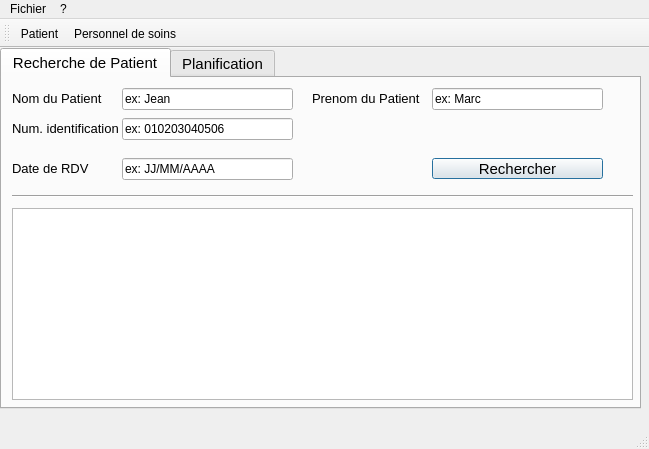
Before: the Qt Designer form QtProject/mainwindow.ui in ThomChar/QTProjectCpp, drawn with Qt 5.
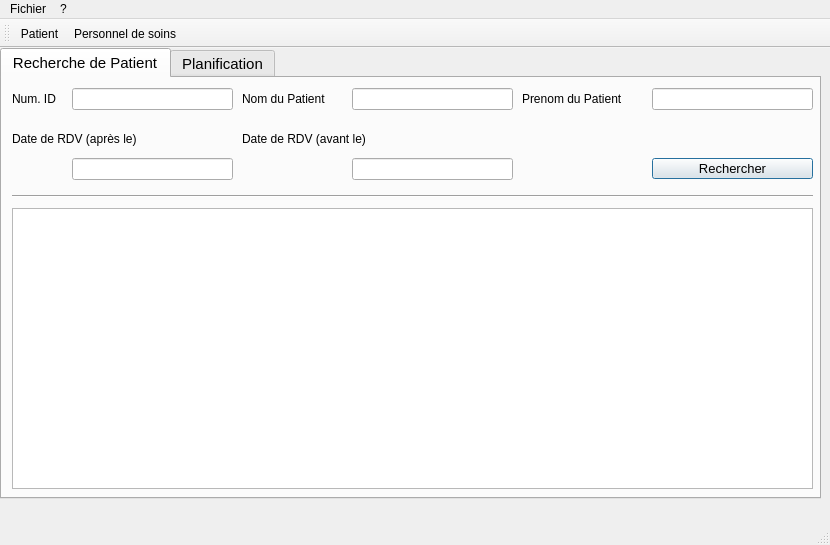
After: the same form once the commit is applied. Icons and pictures are not drawn.

Diff of the .ui file:
```diff
--- a/QtProject/mainwindow.ui
+++ b/QtProject/mainwindow.ui
@@ -6,8 +6,8 @@
    <rect>
     <x>0</x>
     <y>0</y>
-    <width>649</width>
-    <height>449</height>
+    <width>830</width>
+    <height>545</height>
    </rect>
   </property>
   <property name="windowTitle">
@@ -19,8 +19,8 @@
      <rect>
       <x>0</x>
       <y>0</y>
-      <width>641</width>
-      <height>361</height>
+      <width>821</width>
+      <height>451</height>
      </rect>
     </property>
     <property name="font">
@@ -48,7 +48,7 @@
      <widget class="QLabel" name="label_4">
       <property name="geometry">
        <rect>
-        <x>310</x>
+        <x>520</x>
         <y>10</y>
         <width>121</width>
         <height>21</height>
@@ -56,7 +56,7 @@
       </property>
       <property name="font">
        <font>
-        <pointsize>10</pointsize>
+        <pointsize>9</pointsize>
        </font>
       </property>
       <property name="text">
@@ -66,9 +66,9 @@
      <widget class="QLineEdit" name="lineEdit">
       <property name="geometry">
        <rect>
-        <x>120</x>
+        <x>70</x>
         <y>80</y>
-        <width>171</width>
+        <width>161</width>
         <height>22</height>
        </rect>
       </property>
@@ -83,14 +83,29 @@
       <property name="contextMenuPolicy">
        <enum>Qt::DefaultContextMenu</enum>
       </property>
+      <property name="inputMask">
+       <string/>
+      </property>
       <property name="text">
-       <string>ex: JJ/MM/AAAA</string>
+       <string/>
+      </property>
+      <property name="dragEnabled">
+       <bool>false</bool>
+      </property>
+      <property name="readOnly">
+       <bool>false</bool>
+      </property>
+      <property name="cursorMoveStyle">
+       <enum>Qt::VisualMoveStyle</enum>
+      </property>
+      <property name="clearButtonEnabled">
+       <bool>true</bool>
       </property>
      </widget>
      <widget class="QLabel" name="label_3">
       <property name="geometry">
        <rect>
-        <x>10</x>
+        <x>240</x>
         <y>10</y>
         <width>101</width>
         <height>21</height>
@@ -98,7 +113,7 @@
       </property>
       <property name="font">
        <font>
-        <pointsize>10</pointsize>
+        <pointsize>9</pointsize>
        </font>
       </property>
       <property name="text">
@@ -108,9 +123,9 @@
      <widget class="QLineEdit" name="lineEdit_2">
       <property name="geometry">
        <rect>
-        <x>120</x>
+        <x>350</x>
         <y>10</y>
-        <width>171</width>
+        <width>161</width>
         <height>22</height>
        </rect>
       </property>
@@ -120,15 +135,18 @@
        </font>
       </property>
       <property name="text">
-       <string>ex: Jean</string>
+       <string/>
+      </property>
+      <property name="clearButtonEnabled">
+       <bool>true</bool>
       </property>
      </widget>
      <widget class="QLineEdit" name="lineEdit_3">
       <property name="geometry">
        <rect>
-        <x>430</x>
+        <x>650</x>
         <y>10</y>
-        <width>171</width>
+        <width>161</width>
         <height>22</height>
        </rect>
       </property>
@@ -138,51 +156,54 @@
        </font>
       </property>
       <property name="text">
-       <string>ex: Marc</string>
+       <string/>
+      </property>
+      <property name="clearButtonEnabled">
+       <bool>true</bool>
       </property>
      </widget>
      <widget class="QLabel" name="label_2">
       <property name="geometry">
        <rect>
         <x>10</x>
-        <y>80</y>
-        <width>111</width>
+        <y>50</y>
+        <width>161</width>
         <height>21</height>
        </rect>
       </property>
       <property name="font">
        <font>
-        <pointsize>10</pointsize>
+        <pointsize>9</pointsize>
        </font>
       </property>
       <property name="text">
-       <string>Date de RDV</string>
+       <string>Date de RDV (après le)</string>
       </property>
      </widget>
      <widget class="QLabel" name="label_5">
       <property name="geometry">
        <rect>
         <x>10</x>
-        <y>40</y>
-        <width>121</width>
+        <y>10</y>
+        <width>61</width>
         <height>21</height>
        </rect>
       </property>
       <property name="font">
        <font>
-        <pointsize>10</pointsize>
+        <pointsize>9</pointsize>
        </font>
       </property>
       <property name="text">
-       <string>Num. identification</string>
+       <string>Num. ID</string>
       </property>
      </widget>
      <widget class="QLineEdit" name="lineEdit_4">
       <property name="geometry">
        <rect>
-        <x>120</x>
-        <y>40</y>
-        <width>171</width>
+        <x>70</x>
+        <y>10</y>
+        <width>161</width>
         <height>22</height>
        </rect>
       </property>
@@ -192,7 +213,10 @@
        </font>
       </property>
       <property name="text">
-       <string>ex: 010203040506</string>
+       <string/>
+      </property>
+      <property name="clearButtonEnabled">
+       <bool>true</bool>
       </property>
      </widget>
      <widget class="Line" name="line">
@@ -200,7 +224,7 @@
        <rect>
         <x>10</x>
         <y>110</y>
-        <width>621</width>
+        <width>801</width>
         <height>16</height>
        </rect>
       </property>
@@ -213,15 +237,30 @@
        <rect>
         <x>10</x>
         <y>130</y>
-        <width>621</width>
-        <height>192</height>
+        <width>801</width>
+        <height>281</height>
        </rect>
       </property>
+      <property name="maximumSize">
+       <size>
+        <width>801</width>
+        <height>281</height>
+       </size>
+      </property>
+      <property name="selectionMode">
+       <enum>QAbstractItemView::NoSelection</enum>
+      </property>
+      <property name="gridStyle">
+       <enum>Qt::SolidLine</enum>
+      </property>
+      <property name="sortingEnabled">
+       <bool>false</bool>
+      </property>
      </widget>
      <widget class="QToolButton" name="toolButton">
       <property name="geometry">
        <rect>
-        <x>290</x>
+        <x>230</x>
         <y>80</y>
         <width>31</width>
         <height>21</height>
@@ -241,15 +280,15 @@
      <widget class="QPushButton" name="pushButton">
       <property name="geometry">
        <rect>
-        <x>430</x>
+        <x>650</x>
         <y>80</y>
-        <width>171</width>
+        <width>161</width>
         <height>21</height>
        </rect>
       </property>
       <property name="font">
        <font>
-        <pointsize>11</pointsize>
+        <pointsize>10</pointsize>
        </font>
       </property>
       <property name="text">
@@ -262,6 +301,83 @@
        <bool>true</bool>
       </property>
      </widget>
+     <widget class="QLineEdit" name="lineEdit_5">
+      <property name="geometry">
+       <rect>
+        <x>350</x>
+        <y>80</y>
+        <width>161</width>
+        <height>22</height>
+       </rect>
+      </property>
+      <property name="font">
+       <font>
+        <pointsize>9</pointsize>
+       </font>
+      </property>
+      <property name="mouseTracking">
+       <bool>true</bool>
+      </property>
+      <property name="contextMenuPolicy">
+       <enum>Qt::DefaultContextMenu</enum>
+      </property>
+      <property name="inputMask">
+       <string/>
+      </property>
+      <property name="text">
+       <string/>
+      </property>
+      <property name="dragEnabled">
+       <bool>false</bool>
+      </property>
+      <property name="readOnly">
+       <bool>false</bool>
+      </property>
+      <property name="cursorMoveStyle">
+       <enum>Qt::VisualMoveStyle</enum>
+      </property>
+      <property name="clearButtonEnabled">
+       <bool>true</bool>
+      </property>
+     </widget>
+     <widget class="QToolButton" name="toolButton_2">
+      <property name="geometry">
+       <rect>
+        <x>510</x>
+        <y>80</y>
+        <width>31</width>
+        <height>21</height>
+       </rect>
+      </property>
+      <property name="text">
+       <string/>
+      </property>
+      <property name="icon">
+       <iconset>
+        <normaloff>ressources/calender_icon.png</normaloff>ressources/calender_icon.png</iconset>
+      </property>
+      <property name="autoRaise">
+       <bool>true</bool>
+      </property>
+     </widget>
+     <widget class="QLabel" name="label_6">
+      <property name="geometry">
+       <rect>
+        <x>240</x>
+        <y>50</y>
+        <width>181</width>
+        <height>21</height>
+       </rect>
+      </property>
+      <property name="font">
+       <font>
+        <pointsize>9</pointsize>
+       </font>
+      </property>
+      <property name="text">
+       <string>Date de RDV (avant le)</string>
+      </property>
+     </widget>
     </widget>
     <widget class="QWidget" name="tab_2">
      <attribute name="title">
@@ -275,8 +391,8 @@
     <rect>
      <x>0</x>
      <y>0</y>
-     <width>649</width>
-     <height>21</height>
+     <width>830</width>
+     <height>26</height>
     </rect>
    </property>
    <widget class="QMenu" name="menuFile">
```
Left out of the diff: 47 changed lines with no effect on the pictures.
